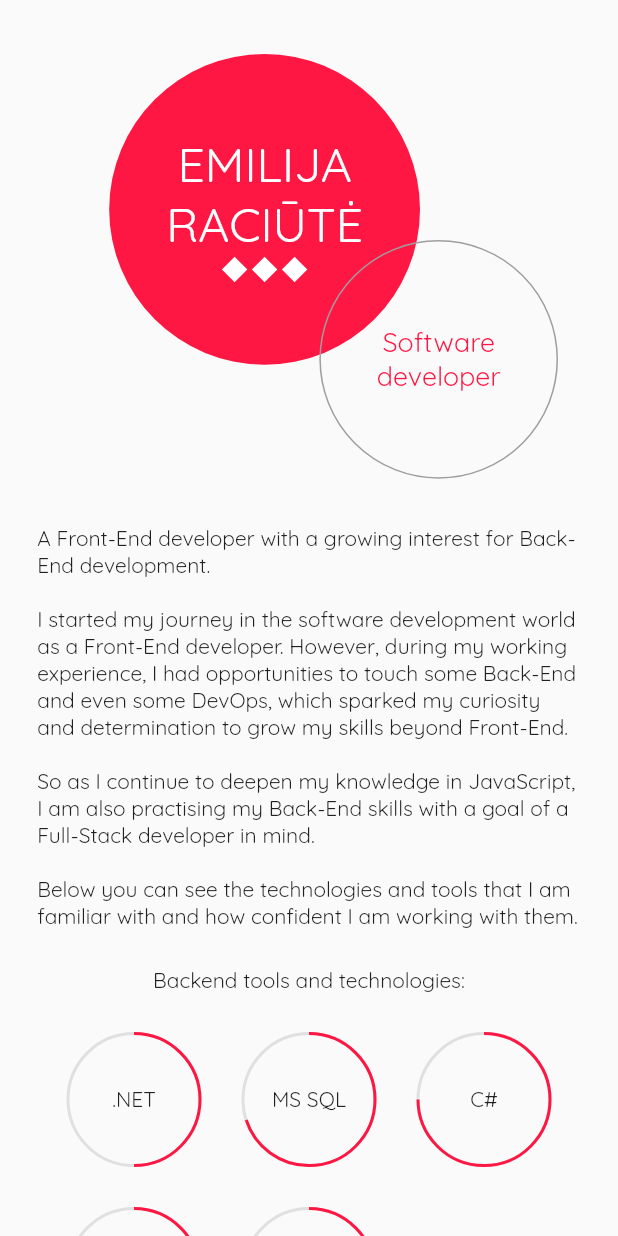
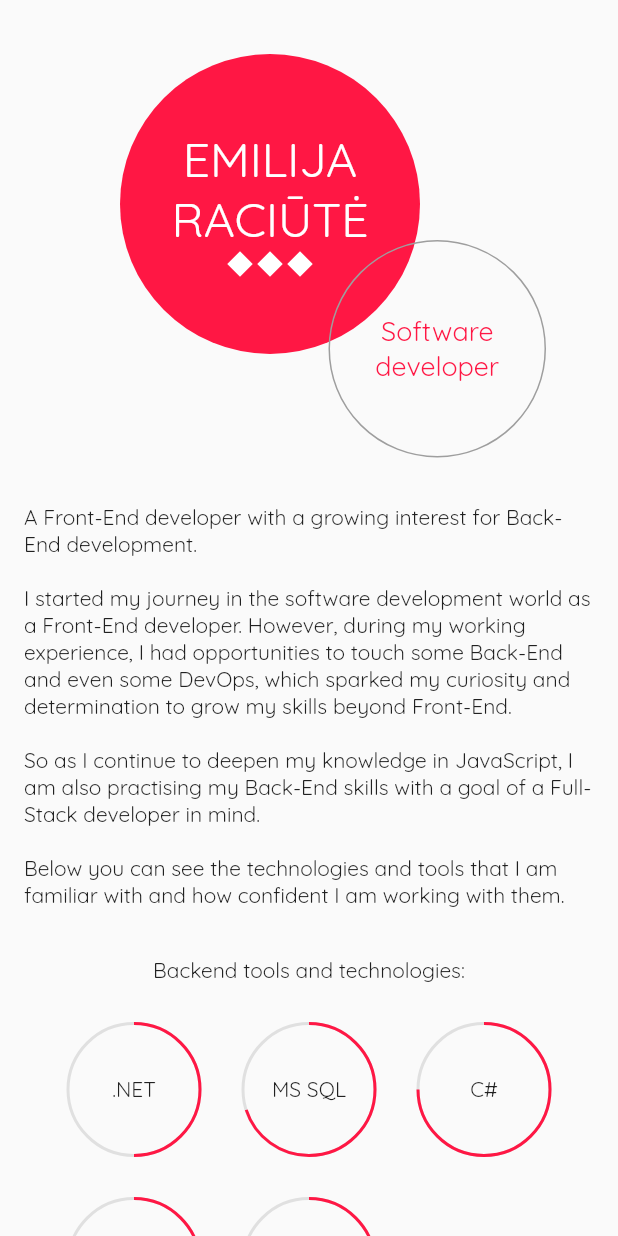
Before and after one commit to emirac/resume, a Flutter app: the AboutPageMedium widget shown alone on an empty page, opened directly, on a phone screen of 412 x 824 dp. Run offline on Flutter 3.47's test engine with Material 2 defaults, Android fonts, the phone set to English and light mode, and no system bars; drawn by our look-alikes of percent_indicator; our stand-ins replace carousel_slider, font_awesome_flutter; missing offline and left inert: dart:html, hovering.

Commit message:
Refactored about page name and title widgets

```diff
--- a/lib/utils/screen_size_helper.dart
+++ b/lib/utils/screen_size_helper.dart
@@ -10,24 +10,4 @@ class ScreenSizeHelper {
       return ScreenSizes.Small;
     }
   }
-
-  static getLargePageSizing(double padding, double width) {
-    if (width >= 1990) {
-      return padding;
-    } else if (width >= 1200) {
-      return padding * 0.8;
-    } else {
-      return padding * 0.74;
-    }
-  }
-
-  static getMediumPageSizing(int padding, double width) {
-    if (width >= 960) {
-      return padding;
-    } else if (width >= 789) {
-      return padding * 0.64;
-    } else {
-      return padding * 0.46;
-    }
-  }
 }
--- a/lib/widgtes/about/about_page_large.dart
+++ b/lib/widgtes/about/about_page_large.dart
@@ -1,5 +1,4 @@
 import 'package:flutter/material.dart';
-import 'package:resume/utils/screen_size_helper.dart';
 import 'package:resume/widgtes/about/name.dart';
 import 'package:resume/widgtes/about/skill_progress_indicator.dart';
 import 'package:resume/widgtes/about/title.dart';
@@ -59,14 +58,14 @@ class AboutDescription extends StatelessWidget {
             child: Stack(
               children: [
                 Positioned(
-                  top: ScreenSizeHelper.getLargePageSizing(64, width),
-                  right: ScreenSizeHelper.getLargePageSizing(125, width),
-                  child: Name(),
+                  top: 64,
+                  right: 125,
+                  child: Name(230),
                 ),
                 Positioned(
-                  top: ScreenSizeHelper.getLargePageSizing(265, width),
-                  right: ScreenSizeHelper.getLargePageSizing(36, width),
-                  child: TitleCircle(),
+                  top: 225,
+                  right: 36,
+                  child: TitleCircle(175),
                 ),
               ],
             ),
--- a/lib/widgtes/about/about_page_medium.dart
+++ b/lib/widgtes/about/about_page_medium.dart
@@ -16,34 +16,31 @@ class AboutPageMedium extends StatelessWidget {
       mainAxisAlignment: MainAxisAlignment.center,
       children: [
         Container(
-          height: 325,
+          constraints: BoxConstraints(
+            minHeight: 250,
+            maxHeight: 320,
+          ),
           child: Stack(
             children: [
               Positioned(
                 top: 36,
                 right: 132,
-                child: Name(),
+                child: Name(200),
               ),
               Positioned(
                 top: 160,
-                right: 40,
-                child: TitleCircle(),
+                right: 48,
+                child: TitleCircle(145),
               ),
             ],
           ),
         ),
-        Padding(
-          padding: EdgeInsets.all(
-            ScreenSizeHelper.getMediumPageSizing(18, width),
-          ),
-          child: Column(
+        Column(
           mainAxisAlignment: MainAxisAlignment.center,
           crossAxisAlignment: CrossAxisAlignment.stretch,
           children: [
             Padding(
-                padding: EdgeInsets.all(
-                  ScreenSizeHelper.getMediumPageSizing(36, width),
-                ),
+              padding: EdgeInsets.all(16),
               child: Column(
                 mainAxisAlignment: MainAxisAlignment.center,
                 crossAxisAlignment: CrossAxisAlignment.stretch,
@@ -62,12 +59,12 @@ class AboutPageMedium extends StatelessWidget {
                 ],
               ),
             ),
+            SizedBox(
+              height: 16,
+            )
           ],
         ),
-        ),
-        Padding(
-          padding: const EdgeInsets.only(right: 24, left: 24),
-          child: Wrap(
+        Wrap(
           alignment: WrapAlignment.center,
           children: [
             Column(
@@ -152,7 +149,6 @@ class AboutPageMedium extends StatelessWidget {
             ),
           ],
         ),
-        ),
       ],
     );
   }
--- a/lib/widgtes/about/name.dart
+++ b/lib/widgtes/about/name.dart
@@ -3,13 +3,16 @@ import 'package:resume/utils/screen_size_helper.dart';
 import 'package:resume/widgtes/common/diamond.dart';
 
 class Name extends StatelessWidget {
+  final double size;
+
+  Name(this.size);
   @override
   Widget build(BuildContext context) {
     double width = MediaQuery.of(context).size.width;
 
     return new Container(
-      width: ScreenSizeHelper.getLargePageSizing(280, width),
-      height: ScreenSizeHelper.getLargePageSizing(280, width),
+      width: this.size, // ScreenSizeHelper.getLargePageSizing(280, width),
+      height: this.size, // ScreenSizeHelper.getLargePageSizing(280, width),
       decoration: new BoxDecoration(
         color: Theme.of(context).primaryColor,
         shape: BoxShape.circle,
--- a/lib/widgtes/about/title.dart
+++ b/lib/widgtes/about/title.dart
@@ -2,13 +2,16 @@ import 'package:flutter/material.dart';
 import 'package:resume/utils/screen_size_helper.dart';
 
 class TitleCircle extends StatelessWidget {
+  final double size;
+
+  TitleCircle(this.size);
   @override
   Widget build(BuildContext context) {
     double width = MediaQuery.of(context).size.width;
 
     return new Container(
-      width: ScreenSizeHelper.getLargePageSizing(215, width),
-      height: ScreenSizeHelper.getLargePageSizing(215, width),
+      width: this.size, // ScreenSizeHelper.getLargePageSizing(215, width),
+      height: this.size, // ScreenSizeHelper.getLargePageSizing(215, width),
       decoration: new BoxDecoration(
         shape: BoxShape.circle,
         border: Border.all(color: Theme.of(context).accentColor),
```
Lines whose indentation alone changed are shown as unchanged.
